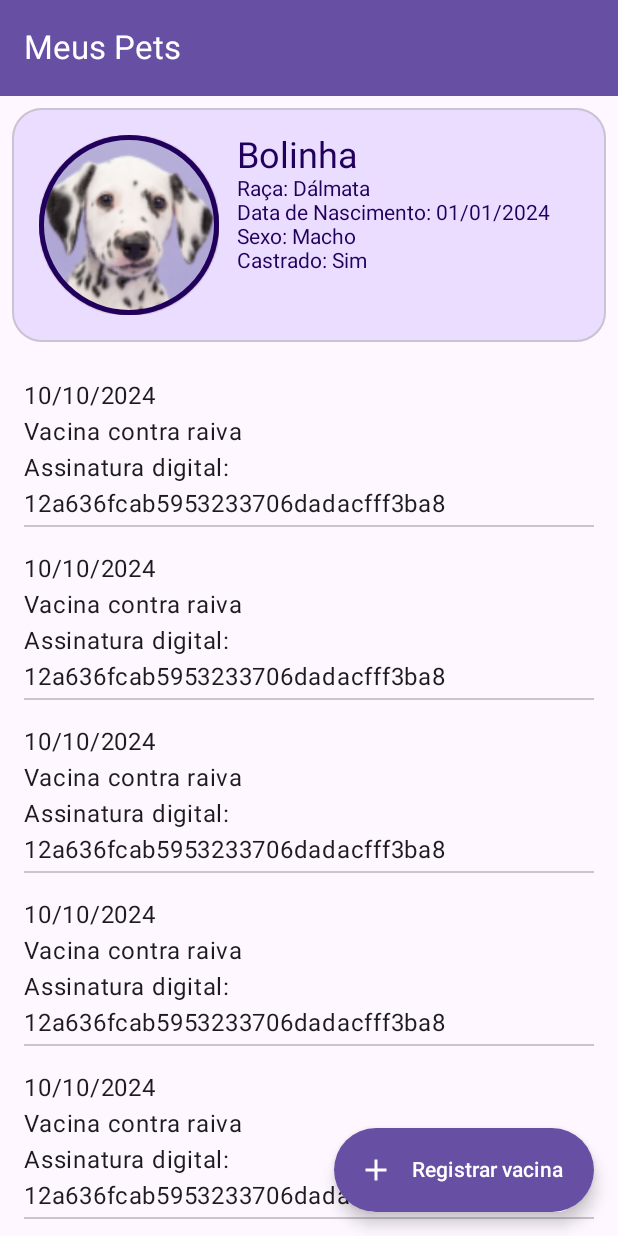
After one commit to guFerreira/carteira-pet, an Android app built with Jetpack Compose: the PetInformationScreen screen opened directly, with no data from a screen before it, on a phone screen of 412 x 824 dp. The commit adds this screen. Run offline under Robolectric (Android 15) with nearby library versions, the light colour scheme and no system bars.

Commit message:
tela de informacoes do pet

```diff
--- a/app/build.gradle.kts
+++ b/app/build.gradle.kts
@@ -59,6 +59,9 @@ dependencies {
     implementation("androidx.compose.ui:ui-graphics")
     implementation("androidx.compose.ui:ui-tooling-preview")
     implementation("androidx.compose.material3:material3")
+    implementation("androidx.appcompat:appcompat:1.6.1")
+    implementation("com.google.android.material:material:1.11.0")
+    implementation("androidx.constraintlayout:constraintlayout:2.1.4")
     testImplementation("junit:junit:4.13.2")
     androidTestImplementation("androidx.test.ext:junit:1.1.5")
     androidTestImplementation("androidx.test.espresso:espresso-core:3.5.1")
--- a/app/src/main/AndroidManifest.xml
+++ b/app/src/main/AndroidManifest.xml
@@ -13,6 +13,9 @@
         android:theme="@style/Theme.CarteiraPet"
         tools:targetApi="31">
         <activity
+            android:name=".screen.PetInformationScreen"
+            android:exported="false" />
+        <activity
             android:name=".MainActivity"
             android:exported="true"
             android:label="@string/app_name"
--- a/app/src/main/java/com/example/carteirapet/screen/MyPetsScreen.kt
+++ b/app/src/main/java/com/example/carteirapet/screen/MyPetsScreen.kt
@@ -1,10 +1,14 @@
 package com.example.carteirapet.screen
 
+import android.content.Intent
 import android.content.res.Resources.Theme
 import android.graphics.drawable.shapes.Shape
+import androidx.activity.compose.rememberLauncherForActivityResult
+import androidx.activity.result.contract.ActivityResultContracts
 import androidx.compose.foundation.Image
 import androidx.compose.foundation.background
 import androidx.compose.foundation.border
+import androidx.compose.foundation.clickable
 import androidx.compose.foundation.layout.Arrangement
 import androidx.compose.foundation.layout.Box
 import androidx.compose.foundation.layout.Column
@@ -41,6 +45,7 @@ import androidx.compose.runtime.Composable
 import androidx.compose.ui.Alignment
 import androidx.compose.ui.Modifier
 import androidx.compose.ui.draw.shadow
+import androidx.compose.ui.platform.LocalContext
 import androidx.compose.ui.res.painterResource
 import androidx.compose.ui.text.style.TextAlign
 import androidx.compose.ui.tooling.preview.Preview
@@ -51,6 +56,11 @@ import com.example.carteirapet.ui.theme.CarteiraPetTheme
 @OptIn(ExperimentalMaterial3Api::class)
 @Composable
 fun MyPetsScreen() {
+    val context = LocalContext.current
+    val launcher = rememberLauncherForActivityResult(
+        contract = ActivityResultContracts.StartActivityForResult()
+    ) { /* Handle the result if needed */ }
+
     Scaffold(
         topBar = {
             TopAppBar(
@@ -75,8 +85,8 @@ fun MyPetsScreen() {
                 containerColor = MaterialTheme.colorScheme.primary,
                 contentColor = MaterialTheme.colorScheme.onPrimary,
                 shape = RoundedCornerShape(100.dp),
-                onClick = {  },
-                icon = { Icon(Icons.Filled.Add, "Extended floating action button.", ) },
+                onClick = { },
+                icon = { Icon(Icons.Filled.Add, "Extended floating action button.") },
                 text = { Text(text = "Registrar Novo Pet") },
             )
         }
@@ -95,7 +105,14 @@ fun MyPetsScreen() {
             LazyVerticalGrid(columns = GridCells.Fixed(2), content = {
                 items(100) { i ->
 
-                    CardPet()
+                    CardPet({
+                        val intent = Intent(context, PetInformationScreen::class.java).apply {
+                            // Pass data as an extra with the intent
+                            putExtra("MESSAGE", "Hello from Compose!")
+                        }
+                        // Start the activity using the launcher
+                        launcher.launch(intent)
+                    })
 
 
                 }
@@ -114,8 +131,12 @@ fun MyPetsScreenPreview() {
 
 
 @Composable
-fun CardPet() {
-    Box(contentAlignment = Alignment.Center, modifier = Modifier.padding(8.dp)) {
+fun CardPet(showPetInfos: () -> Unit) {
+    Box(contentAlignment = Alignment.Center, modifier = Modifier
+        .padding(8.dp)
+        .clickable {
+            showPetInfos()
+        }) {
         Column(
             verticalArrangement = Arrangement.Center,
             horizontalAlignment = Alignment.CenterHorizontally,
@@ -138,11 +159,3 @@ fun CardPet() {
         }
     }
 }
-
-@Composable
-@Preview
-fun CardPreview() {
-    CarteiraPetTheme {
-        CardPet()
-    }
-}
--- /dev/null
+++ b/app/src/main/java/com/example/carteirapet/screen/PetInformationScreen.kt
@@ -0,0 +1,199 @@
+package com.example.carteirapet.screen
+
+import android.content.Intent
+import androidx.appcompat.app.AppCompatActivity
+import android.os.Bundle
+import androidx.activity.ComponentActivity
+import androidx.activity.compose.setContent
+import androidx.compose.foundation.BorderStroke
+import androidx.compose.foundation.Image
+import androidx.compose.foundation.background
+import androidx.compose.foundation.border
+import androidx.compose.foundation.layout.Arrangement
+import androidx.compose.foundation.layout.Box
+import androidx.compose.foundation.layout.Column
+import androidx.compose.foundation.layout.Row
+import androidx.compose.foundation.layout.Spacer
+import androidx.compose.foundation.layout.fillMaxSize
+import androidx.compose.foundation.layout.fillMaxWidth
+import androidx.compose.foundation.layout.height
+import androidx.compose.foundation.layout.padding
+import androidx.compose.foundation.layout.size
+import androidx.compose.foundation.lazy.LazyColumn
+import androidx.compose.foundation.lazy.grid.GridCells
+import androidx.compose.foundation.lazy.grid.LazyVerticalGrid
+import androidx.compose.foundation.lazy.items
+import androidx.compose.foundation.shape.CircleShape
+import androidx.compose.foundation.shape.RoundedCornerShape
+import androidx.compose.material.icons.Icons
+import androidx.compose.material.icons.filled.Add
+import androidx.compose.material.icons.filled.Menu
+import androidx.compose.material3.Divider
+import androidx.compose.material3.ExperimentalMaterial3Api
+import androidx.compose.material3.ExtendedFloatingActionButton
+import androidx.compose.material3.Icon
+import androidx.compose.material3.IconButton
+import androidx.compose.material3.MaterialTheme
+import androidx.compose.material3.Scaffold
+import androidx.compose.material3.Surface
+import androidx.compose.material3.Text
+import androidx.compose.material3.TopAppBar
+import androidx.compose.material3.TopAppBarDefaults
+import androidx.compose.runtime.Composable
+import androidx.compose.ui.Modifier
+import androidx.compose.ui.res.painterResource
+import androidx.compose.ui.text.TextStyle
+import androidx.compose.ui.text.font.FontWeight
+import androidx.compose.ui.tooling.preview.Preview
+import androidx.compose.ui.unit.dp
+import androidx.compose.ui.unit.sp
+import com.example.carteirapet.R
+import com.example.carteirapet.ui.theme.CarteiraPetTheme
+
+class PetInformationScreen : ComponentActivity() {
+    override fun onCreate(savedInstanceState: Bundle?) {
+        super.onCreate(savedInstanceState)
+        setContent {
+            CarteiraPetTheme {
+                Surface(
+                    modifier = Modifier.fillMaxSize(),
+                    color = MaterialTheme.colorScheme.background
+                ) {
+                    PetInformation()
+                }
+            }
+        }
+    }
+}
+
+
+@OptIn(ExperimentalMaterial3Api::class)
+@Composable
+fun PetInformation() {
+    Scaffold(
+        topBar = {
+            TopAppBar(
+                colors = TopAppBarDefaults.smallTopAppBarColors(
+                    containerColor = MaterialTheme.colorScheme.primary,
+                    titleContentColor = MaterialTheme.colorScheme.onPrimary,
+                    navigationIconContentColor = MaterialTheme.colorScheme.onPrimary,
+                    actionIconContentColor = MaterialTheme.colorScheme.onSecondary
+                ),
+                title = { Text("Meus Pets") })
+        },
+        floatingActionButton = {
+            ExtendedFloatingActionButton(
+                containerColor = MaterialTheme.colorScheme.primary,
+                contentColor = MaterialTheme.colorScheme.onPrimary,
+                shape = RoundedCornerShape(120.dp),
+                onClick = { },
+                icon = { Icon(Icons.Filled.Add, "Extended floating action button.") },
+                text = { Text(text = "Registrar vacina") },
+            )
+        }
+    ) { innerPadding ->
+        Column(
+            modifier = Modifier
+                .padding(innerPadding),
+            verticalArrangement = Arrangement.spacedBy(16.dp),
+        ) {
+            Column(
+                modifier = Modifier
+                    .padding(8.dp),
+                verticalArrangement = Arrangement.spacedBy(16.dp),
+            ) {
+                PetInformations()
+                Vaccines()
+            }
+        }
+    }
+}
+
+@Composable
+fun PetInformations() {
+    Row(
+        modifier = Modifier
+            .background(
+                MaterialTheme.colorScheme.primaryContainer,
+                shape = RoundedCornerShape(20.dp)
+            )
+            .border(
+                BorderStroke(1.dp, MaterialTheme.colorScheme.outlineVariant),
+                shape = RoundedCornerShape(20.dp)
+            )
+            .padding(18.dp)
+            .fillMaxWidth(),
+        horizontalArrangement = Arrangement.spacedBy(12.dp)
+    ) {
+        Image(
+            painter = painterResource(id = R.drawable.bolinha),
+            contentDescription = "Imagem do pet",
+            Modifier
+                .border(3.dp, MaterialTheme.colorScheme.onPrimaryContainer, CircleShape)
+                .size(120.dp)
+        )
+        Column {
+            Text(
+                text = "Bolinha", style = TextStyle(
+                    color = MaterialTheme.colorScheme.onPrimaryContainer,
+                    fontSize = 24.sp,
+                )
+            )
+            Text(
+                text = "Raça: Dálmata", style = TextStyle(
+                    color = MaterialTheme.colorScheme.onPrimaryContainer,
+                    fontSize = 14.sp,
+                )
+            )
+            Text(
+                text = "Data de Nascimento: 01/01/2024", style = TextStyle(
+                    color = MaterialTheme.colorScheme.onPrimaryContainer,
+                    fontSize = 14.sp,
+                )
+            )
+            Text(
+                text = "Sexo: Macho", style = TextStyle(
+                    color = MaterialTheme.colorScheme.onPrimaryContainer,
+                    fontSize = 14.sp,
+                )
+            )
+            Text(
+                text = "Castrado: Sim", style = TextStyle(
+                    color = MaterialTheme.colorScheme.onPrimaryContainer,
+                    fontSize = 14.sp,
+                )
+            )
+        }
+    }
+}
+
+@Composable
+fun Vaccines() {
+    LazyColumn() {
+        items(20) { item ->
+            VaccineItem()
+        }
+    }
+}
+
+@Composable
+fun VaccineItem() {
+    Column(
+        Modifier
+            .fillMaxWidth()
+            .padding(8.dp)
+    ) {
+        Text(text = "10/10/2024")
+        Text(text = "Vacina contra raiva")
+        Text(text = "Assinatura digital:")
+        Text(text = "12a636fcab5953233706dadacfff3ba8")
+        Spacer(modifier = Modifier.height(2.dp))
+        Divider(modifier = Modifier.height(1.dp))
+    }
+}
+
+@Composable
+@Preview
+fun PetInformationPreview() {
+    PetInformation()
+}
--- /dev/null
+++ b/app/src/main/res/layout/activity_pet_information_screen.xml
@@ -0,0 +1,9 @@
+<?xml version="1.0" encoding="utf-8"?>
+<androidx.constraintlayout.widget.ConstraintLayout xmlns:android="http://schemas.android.com/apk/res/android"
+    xmlns:app="http://schemas.android.com/apk/res-auto"
+    xmlns:tools="http://schemas.android.com/tools"
+    android:layout_width="match_parent"
+    android:layout_height="match_parent"
+    tools:context=".screen.PetInformationScreen">
+
+</androidx.constraintlayout.widget.ConstraintLayout>
```
